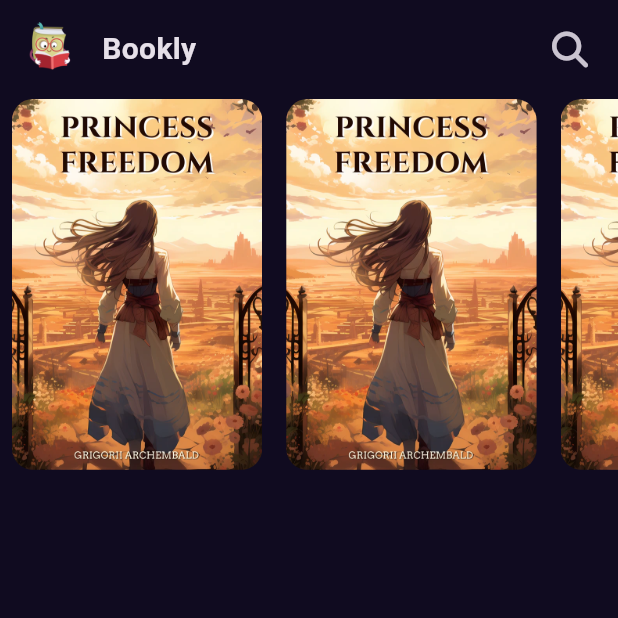
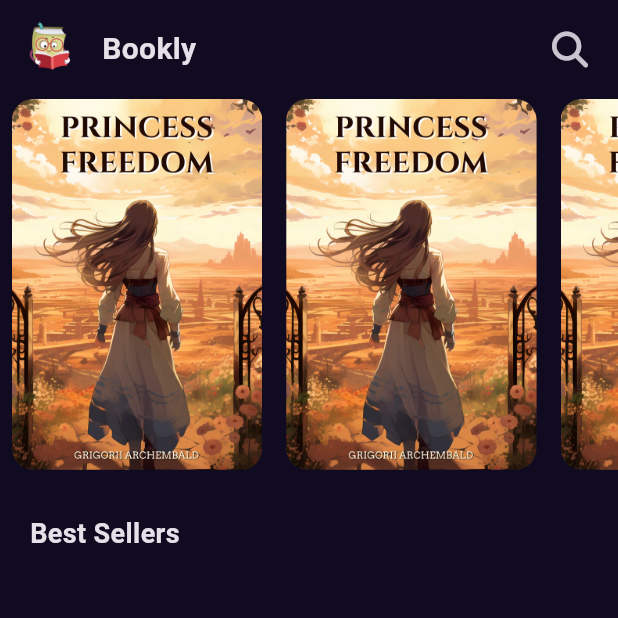
Before and after one commit to kerlosatef/bookly, a Flutter app: the screen it shows after launch, on a phone screen of 412 x 824 dp, the top half of it. Run offline on Flutter 3.47's test engine with Material 3 defaults, Android fonts, the phone set to English and light mode, and no system bars; our stand-ins replace font_awesome_flutter, get.

Commit message:
Refactor home view body and featured books list view

```diff
--- a/lib/Features/home/presentation/views/widget/Home_view_body.dart
+++ b/lib/Features/home/presentation/views/widget/Home_view_body.dart
@@ -1,6 +1,6 @@
 import 'package:bookly/Features/home/presentation/views/widget/custom_appBar.dart';
-import 'package:bookly/Features/home/presentation/views/widget/custome_list_view_item.dart';
-import 'package:bookly/core/utlis/assets.dart';
+import 'package:bookly/Features/home/presentation/views/widget/featured_list_view.dart';
+import 'package:bookly/core/utlis/styels.dart';
 import 'package:flutter/material.dart';
 
 class HomeViewBody extends StatelessWidget {
@@ -13,29 +13,21 @@ class HomeViewBody extends StatelessWidget {
         children: [
           CustomAppBar(),
           FeaturedBooksListView(),
+          SizedBox(
+            height: 30,
+          ),
+          Padding(
+            padding: EdgeInsets.symmetric(horizontal: 20),
+            child: Align(
+              alignment: Alignment.topLeft,
+              child: Text(
+                'Best Sellers',
+                style: Styles.textMedium,
+              ),
+            ),
+          ),
         ],
       ),
     );
   }
 }
-
-class FeaturedBooksListView extends StatelessWidget {
-  const FeaturedBooksListView({super.key});
-
-  @override
-  @override
-  Widget build(BuildContext context) {
-    return SizedBox(
-      height: MediaQuery.of(context).size.height * 0.3,
-      child: ListView.builder(
-        scrollDirection: Axis.horizontal,
-        itemBuilder: (context, index) {
-          return Padding(
-            padding: const EdgeInsets.symmetric(horizontal: 8),
-            child: custom_list_view_item(),
-          );
-        },
-      ),
-    );
-  }
-}
--- a/lib/Features/home/presentation/views/widget/custome_list_view_item.dart
+++ b/lib/Features/home/presentation/views/widget/custome_list_view_item.dart
@@ -1,8 +1,8 @@
 import 'package:bookly/core/utlis/assets.dart';
 import 'package:flutter/material.dart';
 
-class custom_list_view_item extends StatelessWidget {
-  const custom_list_view_item({super.key});
+class FeaturedBooksListViewItem extends StatelessWidget {
+  const FeaturedBooksListViewItem({super.key});
 
   @override
   Widget build(BuildContext context) {
--- /dev/null
+++ b/lib/Features/home/presentation/views/widget/featured_list_view.dart
@@ -0,0 +1,23 @@
+import 'package:bookly/Features/home/presentation/views/widget/custome_list_view_item.dart';
+import 'package:flutter/material.dart';
+
+class FeaturedBooksListView extends StatelessWidget {
+  const FeaturedBooksListView({super.key});
+
+  @override
+  @override
+  Widget build(BuildContext context) {
+    return SizedBox(
+      height: MediaQuery.of(context).size.height * 0.3,
+      child: ListView.builder(
+        scrollDirection: Axis.horizontal,
+        itemBuilder: (context, index) {
+          return Padding(
+            padding: const EdgeInsets.symmetric(horizontal: 8),
+            child: FeaturedBooksListViewItem(),
+          );
+        },
+      ),
+    );
+  }
+}
--- /dev/null
+++ b/lib/core/utlis/styels.dart
@@ -0,0 +1,8 @@
+import 'package:flutter/material.dart';
+
+abstract class Styles {
+  static const textMedium = TextStyle(
+    fontSize: 18,
+    fontWeight: FontWeight.w600,
+  );
+}
```
